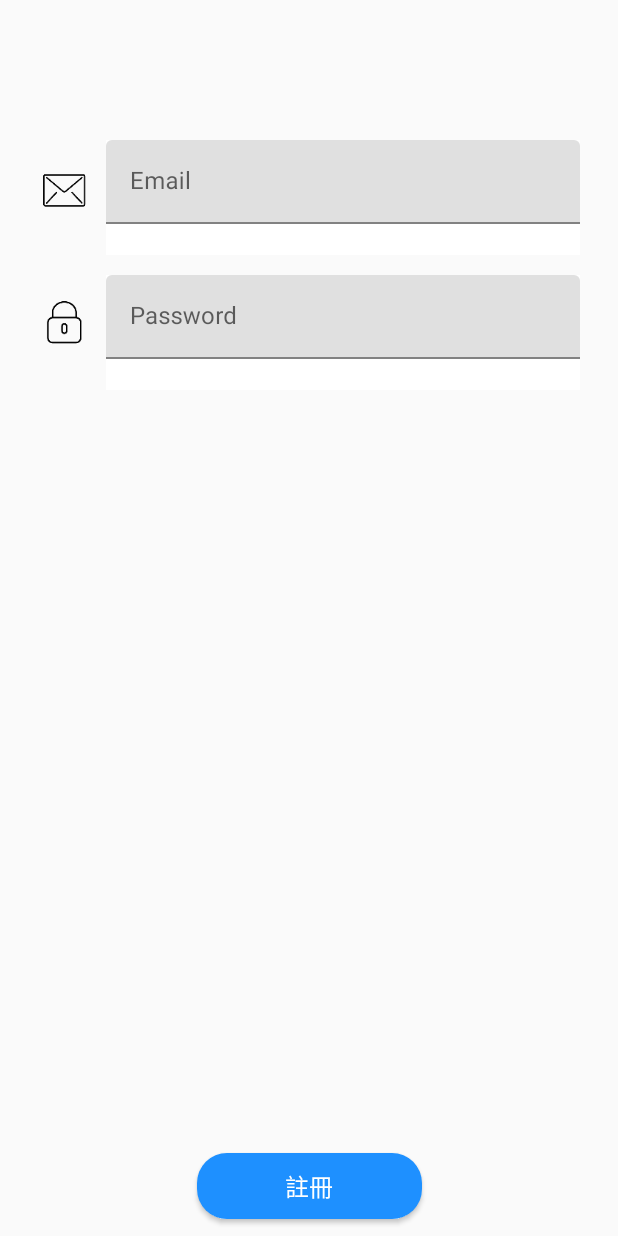
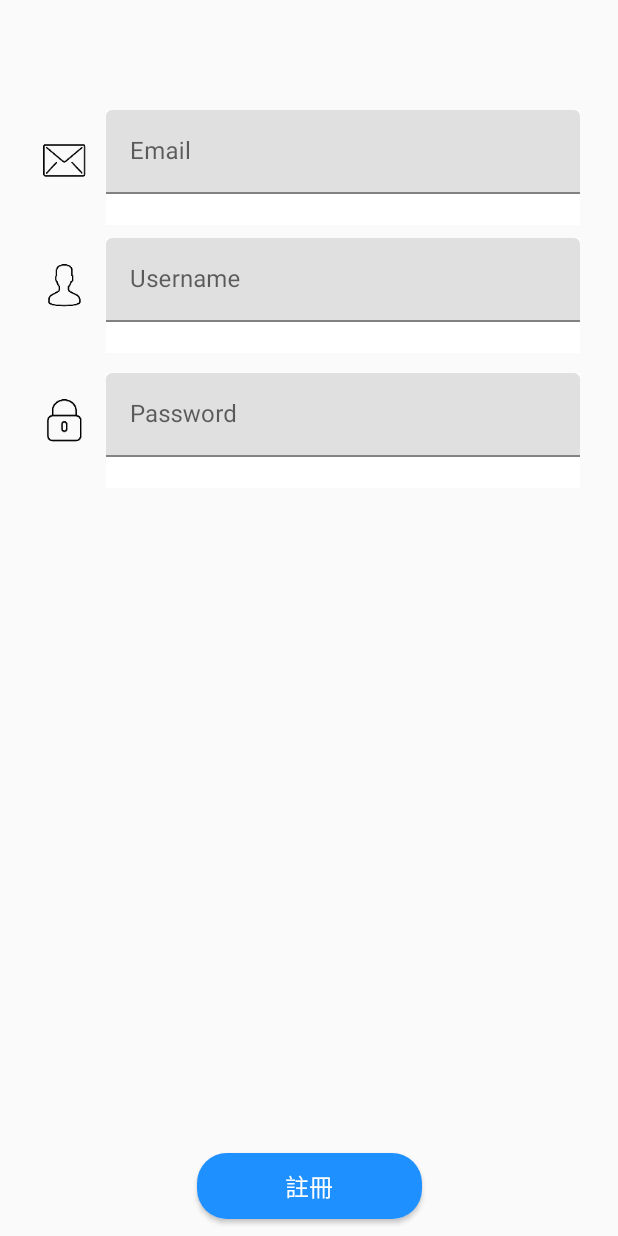
Before and after one commit to ChangZheYun/ODetect, an Android app: the fragment SignUpFragment shown on its own in the app's theme, on a phone screen of 412 x 824 dp. Run offline under Robolectric (Android 15) with nearby library versions, the phone set to English and light mode, and no system bars; our stand-ins replace Firebase (no records; nobody signed in at launch, a user with empty details on screens opened directly); 1 statement that could not run was skipped.

Commit message:
write signup data to database ,send email verification

```diff
--- a/app/build.gradle
+++ b/app/build.gradle
@@ -35,6 +35,7 @@ dependencies {
     implementation 'androidx.annotation:annotation:1.1.0'
     implementation 'androidx.lifecycle:lifecycle-extensions:2.0.0'
     implementation 'com.google.firebase:firebase-auth:18.1.0'
+    implementation 'com.google.firebase:firebase-database:18.0.1'
     testImplementation 'junit:junit:4.12'
     androidTestImplementation 'androidx.test:runner:1.2.0'
     androidTestImplementation 'androidx.test.espresso:espresso-core:3.2.0'
--- a/app/src/main/AndroidManifest.xml
+++ b/app/src/main/AndroidManifest.xml
@@ -11,7 +11,7 @@
             android:label="@string/app_name"
             android:roundIcon="@mipmap/logo_round"
             android:supportsRtl="true"
-            android:theme="@style/Theme.AppCompat.Light.NoActionBar">
+            android:theme="@style/AppTheme">
 
         <activity android:name=".MainActivity">
             <intent-filter>
--- a/app/src/main/java/com/example/o_detect/Content.kt
+++ b/app/src/main/java/com/example/o_detect/Content.kt
@@ -11,6 +11,7 @@ class Content : AppCompatActivity(){
         setContentView(R.layout.content_display)
 
         setSupportActionBar(contentToolBar)
+
     }
 
 }
--- a/app/src/main/java/com/example/o_detect/MainActivity.kt
+++ b/app/src/main/java/com/example/o_detect/MainActivity.kt
@@ -65,4 +65,9 @@ class MainActivity : AppCompatActivity() {
         auth.removeAuthStateListener(authStateListener)
         super.onStop()
     }
+
+    override fun onDestroy() {
+        auth.signOut()
+        super.onDestroy()
+    }
 }
--- a/app/src/main/res/layout/activity_main.xml
+++ b/app/src/main/res/layout/activity_main.xml
@@ -6,7 +6,7 @@
         android:layout_width="match_parent"
         android:layout_height="match_parent"
         tools:context=".MainActivity"
-        android:background="#FCDC8D">
+        android:background="@color/colorPrimary">
 
     <ImageView
             android:id="@+id/mainLogo_id"
--- a/app/src/main/res/layout/content_display.xml
+++ b/app/src/main/res/layout/content_display.xml
@@ -5,10 +5,6 @@
         android:id="@+id/contentDisplay"
         android:layout_width="match_parent"
         android:layout_height="match_parent"
-        android:paddingBottom="@dimen/activity_vertical_margin"
-        android:paddingLeft="@dimen/activity_horizontal_margin"
-        android:paddingRight="@dimen/activity_horizontal_margin"
-        android:paddingTop="@dimen/activity_vertical_margin"
         tools:context=".Content">
 
         <androidx.appcompat.widget.Toolbar
--- a/app/src/main/res/layout/title_signup.xml
+++ b/app/src/main/res/layout/title_signup.xml
@@ -11,7 +11,7 @@
     <androidx.constraintlayout.widget.ConstraintLayout
             android:id="@+id/signUpEmailBlock"
             android:layout_width="match_parent"
-            android:layout_height="170dp"
+            android:layout_height="150dp"
             android:orientation="horizontal"
             app:layout_constraintTop_toTopOf="parent">
 
@@ -67,7 +67,7 @@
                 android:layout_marginEnd="25dp"/>-->
 
     </androidx.constraintlayout.widget.ConstraintLayout>
-<!--
+
     <androidx.constraintlayout.widget.ConstraintLayout
             android:id="@+id/signUpUsernameBlock"
             android:layout_width="match_parent"
@@ -108,15 +108,16 @@
                     android:imeOptions="actionNext"
                     android:selectAllOnFocus="true">
             </com.google.android.material.textfield.TextInputEditText>
+        </com.google.android.material.textfield.TextInputLayout>
 
-    </androidx.constraintlayout.widget.ConstraintLayout>-->
+    </androidx.constraintlayout.widget.ConstraintLayout>
 
     <androidx.constraintlayout.widget.ConstraintLayout
             android:id="@+id/signUpPasswordBlock"
             android:layout_width="match_parent"
             android:layout_height="90dp"
             android:orientation="horizontal"
-            app:layout_constraintTop_toBottomOf="@+id/signUpEmailBlock">
+            app:layout_constraintTop_toBottomOf="@+id/signUpUsernameBlock">
 
         <ImageView
                 android:id="@+id/signUpPasswordLogo"
--- a/app/src/main/res/values/colors.xml
+++ b/app/src/main/res/values/colors.xml
@@ -2,8 +2,8 @@
 <resources>
     <!--<color name="colorPrimary">#FCDC8D</color>
     <color name="colorPrimaryDark">#00574B</color>-->
-    <color name="colorPrimary">#FFD180</color>
-    <color name="colorPrimaryDark">#FFAB40</color>
+    <color name="colorPrimary">#FCDC8D</color>
+    <color name="colorPrimaryDark">#FFB74D</color>
     <color name="colorAccent">#00BCD4</color>
     <color name="colorSign">#000000</color>
     <color name="colorSignNoSelect">#757575</color>
```
Also changed, not shown: app/src/main/java/com/example/o_detect/SignInFragment.kt (+6 -3 lines), app/src/main/java/com/example/o_detect/SignUpFragment.kt (+41 -12 lines).
